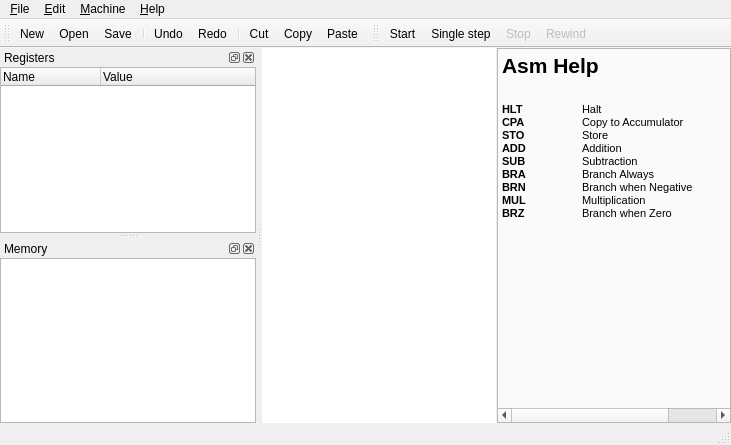
The window that mainwindow.ui (arturo182/AsmEmu) describes before a commit, drawn with Qt 5.
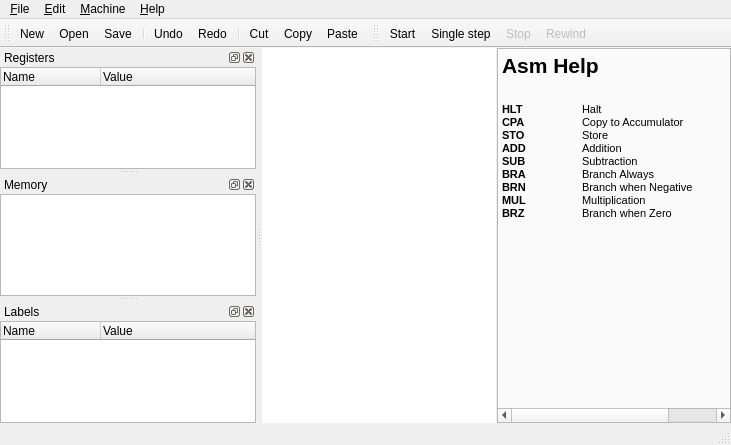
The same window after the commit. Icons and pictures are not drawn. Custom widgets are drawn as their Qt base class.

Commit message: Added labels dock widget.

What changed in the file:
```diff
--- a/mainwindow.ui
+++ b/mainwindow.ui
@@ -290,6 +290,44 @@
     </layout>
    </widget>
   </widget>
+  <widget class="QDockWidget" name="labelsDock">
+   <property name="windowTitle">
+    <string>Labels</string>
+   </property>
+   <attribute name="dockWidgetArea">
+    <number>1</number>
+   </attribute>
+   <widget class="QWidget" name="labelDockWidget">
+    <layout class="QVBoxLayout" name="verticalLayout_4">
+     <property name="leftMargin">
+      <number>0</number>
+     </property>
+     <property name="topMargin">
+      <number>0</number>
+     </property>
+     <property name="rightMargin">
+      <number>0</number>
+     </property>
+     <property name="bottomMargin">
+      <number>0</number>
+     </property>
+     <item>
+      <widget class="QTreeWidget" name="labelsTree">
+       <column>
+        <property name="text">
+         <string>Name</string>
+        </property>
+       </column>
+       <column>
+        <property name="text">
+         <string>Value</string>
+        </property>
+       </column>
+      </widget>
+     </item>
+    </layout>
+   </widget>
+  </widget>
   <action name="newAction">
    <property name="icon">
     <iconset resource="res.qrc">
```
The commit also changes 8 other files.
